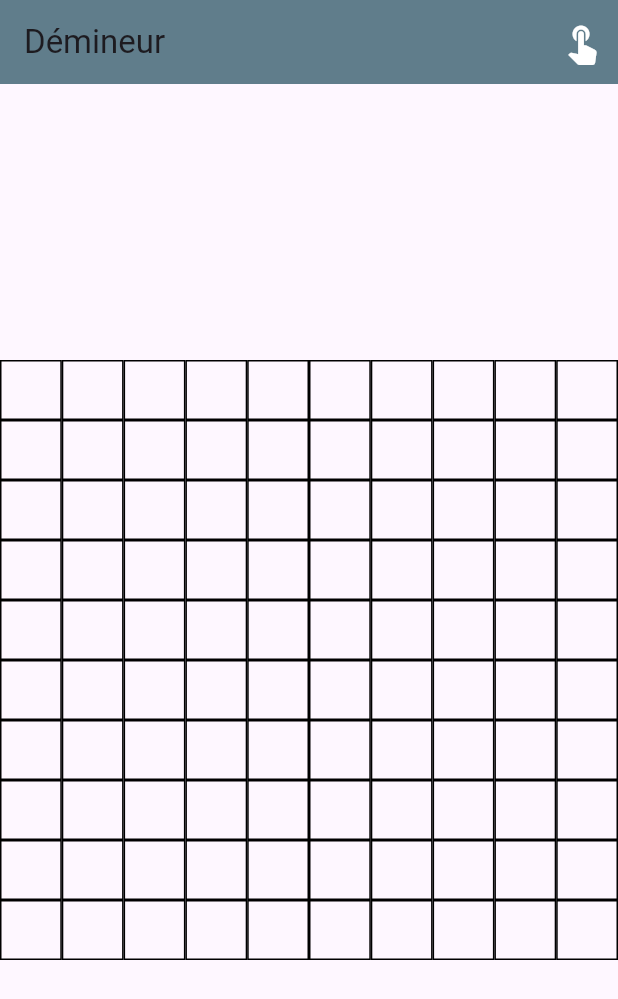
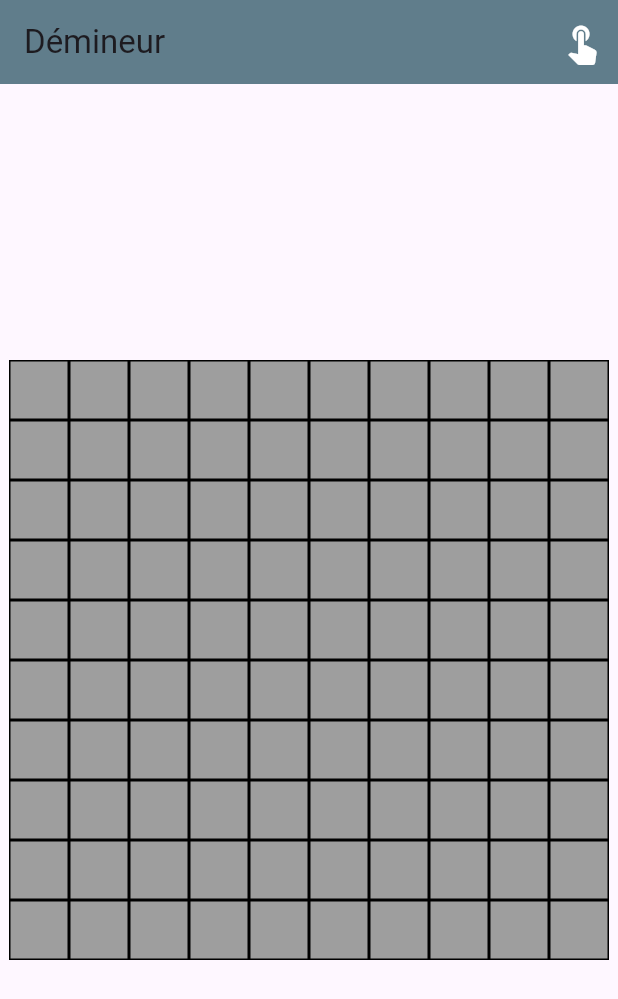
Before and after one commit to umzyy77/devapp, a Flutter app: the screen it shows after launch, on a phone screen of 412 x 824 dp. Shown: the top 999 px of the screen. Run offline on Flutter 3.47's test engine with Material 3 defaults, Android fonts, the phone set to English and light mode, and no system bars.

```diff
--- a/lib/core/constants/constants.dart
+++ b/lib/core/constants/constants.dart
@@ -1,5 +1 @@
 import 'package:flutter/material.dart';
-
-const Color primaryColor = Color(0xFF2196F3);
-const String appTitle = 'Compteur App';
-const String secondPageTitle = 'Seconde page';
--- a/lib/view/GameView.dart
+++ b/lib/view/GameView.dart
@@ -9,31 +9,41 @@ class GameView extends StatelessWidget {
   @override
   Widget build(BuildContext context) {
     final gameViewModel = Provider.of<GameViewModel>(context);
+    const double cellSize = 40.0; // Taille fixe des cases
 
     return Scaffold(
       appBar: AppBar(
         title: const Text('Démineur'),
-        backgroundColor: Colors.blueGrey, // Améliore la visibilité
+        backgroundColor: Colors.blueGrey,
         actions: [
           IconButton(
             icon: Icon(
               gameViewModel.isFlagMode ? Icons.flag : Icons.touch_app,
-              color: gameViewModel.isFlagMode ? Colors.yellow : Colors.white, // Rendre le bouton visible
-              size: 30, // Agrandir l'icône
+              color: gameViewModel.isFlagMode ? Colors.yellow : Colors.white,
+              size: 30,
             ),
             onPressed: () => gameViewModel.toggleFlagMode(),
-            tooltip: "Mode Drapeau", // Ajout d'une info-bulle
+            tooltip: "Mode Drapeau",
           ),
         ],
       ),
       body: Center(
+        child: SizedBox(
+          width: gameViewModel.nbCol * cellSize,
+          height: gameViewModel.nbLine * cellSize,
           child: Table(
+            defaultColumnWidth: FixedColumnWidth(cellSize),
             children: List.generate(
               gameViewModel.nbLine,
                   (x) => TableRow(
                 children: List.generate(
                   gameViewModel.nbCol,
-                    (y) => MapButton(x: x, y: y),
+                      (y) => SizedBox(
+                    width: cellSize,
+                    height: cellSize,
+                    child: MapButton(x: x, y: y),
+                  ),
+                ),
               ),
             ),
           ),
--- a/lib/widgets/MapButton.dart
+++ b/lib/widgets/MapButton.dart
@@ -21,6 +21,7 @@ class MapButton extends StatelessWidget {
         width: 40,
         height: 40,
         decoration: BoxDecoration(
+          color: Colors.grey,
           border: Border.all(color: Colors.black),
         ),
         child: Center(
```
Lines whose indentation alone changed are shown as unchanged.
